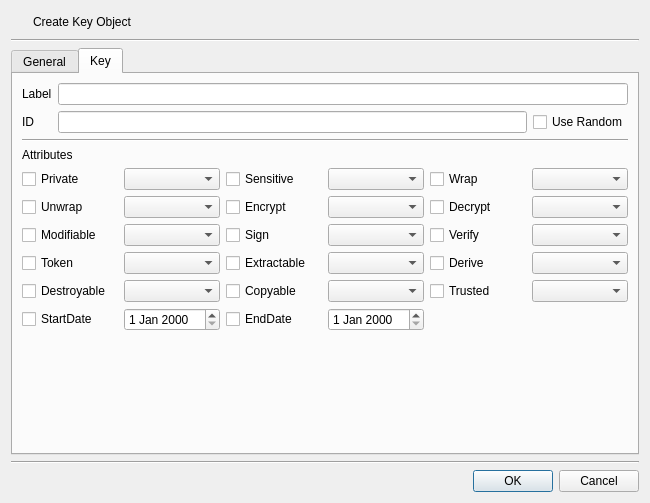
The window that CryptokiMan/create_key_dlg.ui (jykim74/CryptokiMan) describes before a commit, drawn with Qt 5.
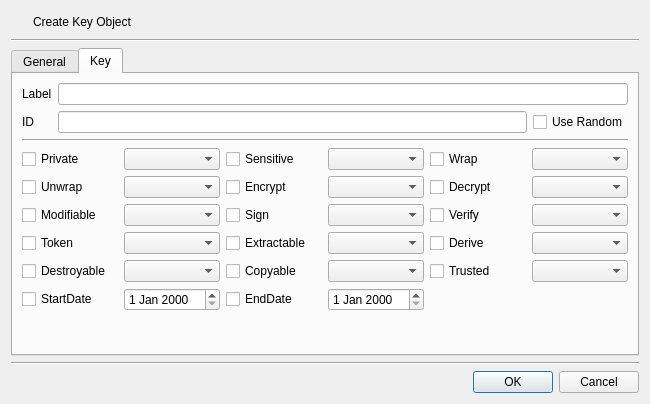
The same window after the commit. The open tabs and pages were chosen to show the change. Icons and pictures are not drawn.

The edit to the form file:
```diff
--- a/CryptokiMan/create_key_dlg.ui
+++ b/CryptokiMan/create_key_dlg.ui
@@ -7,7 +7,7 @@
     <x>0</x>
     <y>0</y>
     <width>650</width>
-    <height>503</height>
+    <height>404</height>
    </rect>
   </property>
   <property name="windowTitle">
@@ -405,13 +405,6 @@
          </property>
         </widget>
        </item>
-       <item>
-        <widget class="QLabel" name="label_9">
-         <property name="text">
-          <string>Attributes</string>
-         </property>
-        </widget>
-       </item>
        <item>
         <layout class="QGridLayout" name="gridLayout_5">
          <property name="topMargin">
```
Left out of the diff: 2 changed lines with no effect on the pictures.
